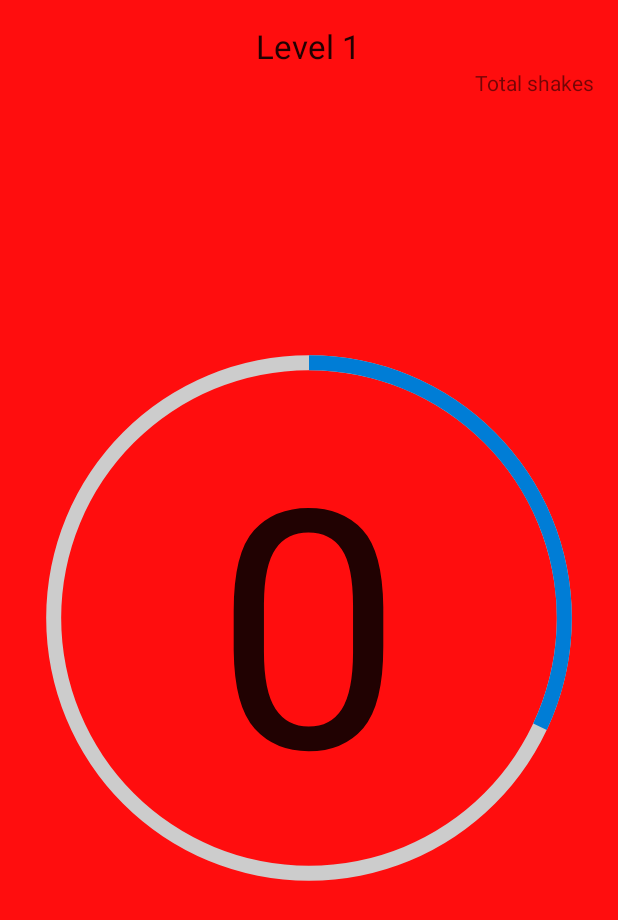
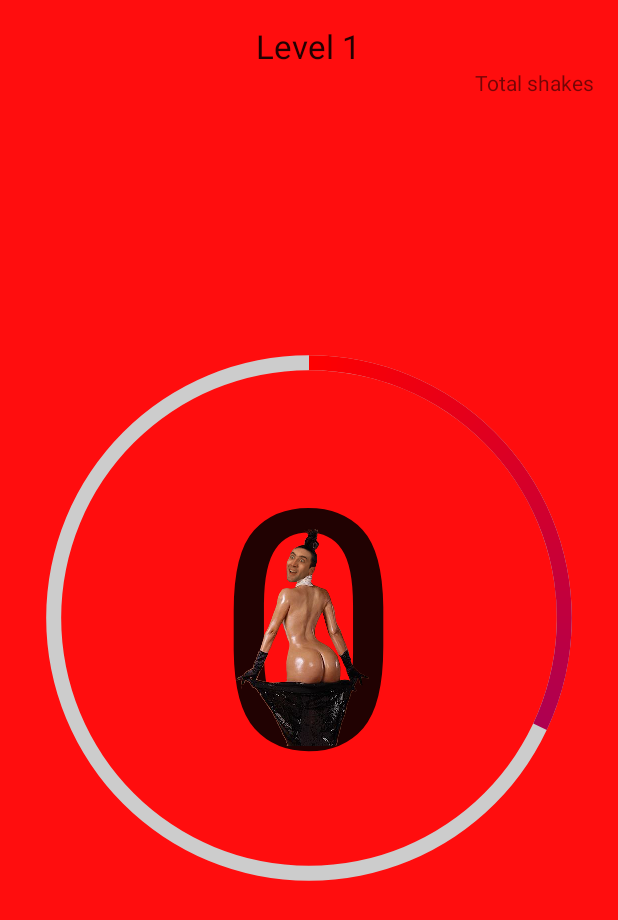
Before and after one commit to ajbowler/ShakeOff, an Android app: the layout activity_shake_off.xml on its own in the app's theme, with its tools: preview values and no code run, on a phone screen of 412 x 824 dp. Shown: the top 920 px of the screen. Run offline under Robolectric (Android 15) with nearby library versions, the phone set to English and light mode, and no system bars.

Commit message:
Added first image, becomes visible when bossShake() is called.

```diff
--- a/MyApplication/app/src/main/res/drawable-mdpi/circular_progress_bar.xml
+++ b/MyApplication/app/src/main/res/drawable-mdpi/circular_progress_bar.xml
@@ -8,8 +8,8 @@
         android:thickness="15px">
         <gradient
             android:angle="0"
-            android:endColor="#007DD6"
-            android:startColor="#007DD6"
+            android:endColor="#0000ff"
+            android:startColor="#ff0000"
             android:type="sweep"
             android:useLevel="false" />
     </shape>
--- a/MyApplication/app/src/main/res/layout/activity_shake_off.xml
+++ b/MyApplication/app/src/main/res/layout/activity_shake_off.xml
@@ -60,4 +60,13 @@
         android:layout_below="@+id/centerCount"
         android:layout_centerHorizontal="true" />
 
+    <ImageView
+        android:layout_width="wrap_content"
+        android:layout_height="wrap_content"
+        android:id="@+id/hiddenBossImg"
+        android:layout_centerVertical="true"
+        android:layout_centerHorizontal="true"
+        android:src="@drawable/nick0"/>
+
+
 </RelativeLayout>
```
Also changed, not shown: MyApplication/app/src/main/java/com/example/zplata/shakeoff/ShakeOff.java (+6 -2 lines).
